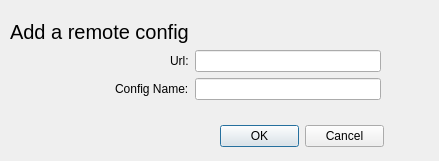
This is ui/addremoteconfigwindow.ui in wznpp1/ShadowClash as Qt 5 draws it before an edit. The edited form follows.
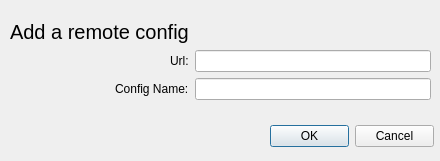
This is the edited form.

```diff
--- a/ui/addremoteconfigwindow.ui
+++ b/ui/addremoteconfigwindow.ui
@@ -6,7 +6,7 @@
    <rect>
     <x>0</x>
     <y>0</y>
-    <width>439</width>
+    <width>440</width>
     <height>161</height>
    </rect>
   </property>
@@ -18,7 +18,7 @@
     <rect>
      <x>10</x>
      <y>20</y>
-     <width>371</width>
+     <width>421</width>
      <height>84</height>
     </rect>
    </property>
@@ -69,7 +69,7 @@
   <widget class="QDialogButtonBox" name="buttonBox">
    <property name="geometry">
     <rect>
-     <x>220</x>
+     <x>270</x>
      <y>120</y>
      <width>164</width>
      <height>32</height>
```
